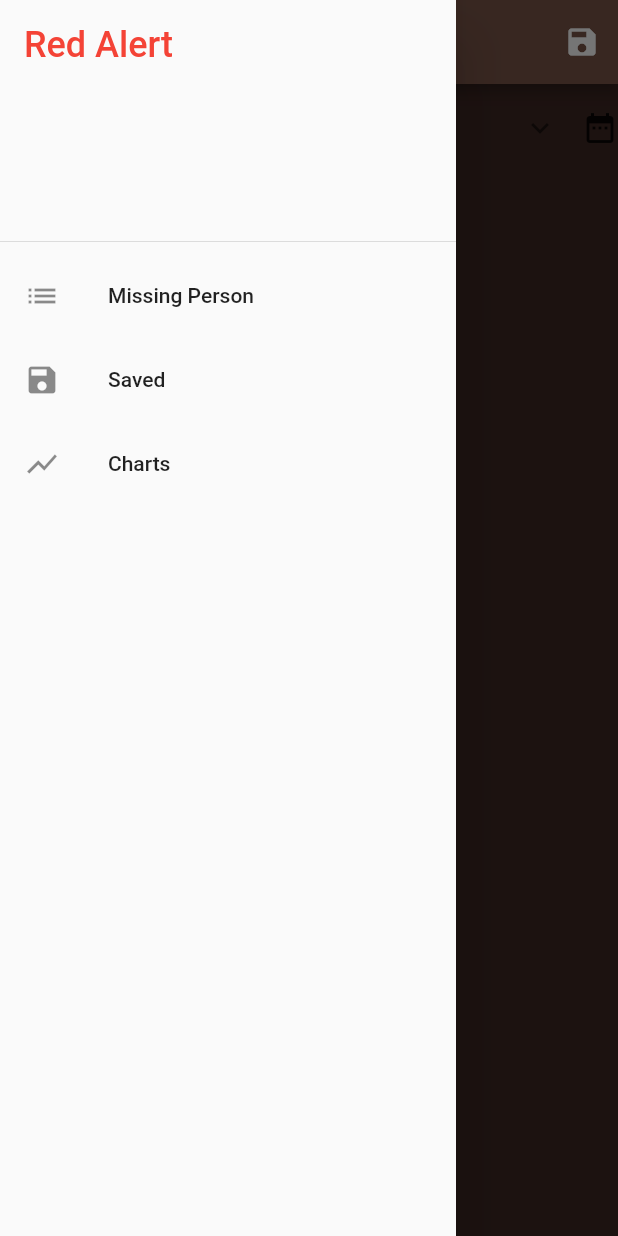
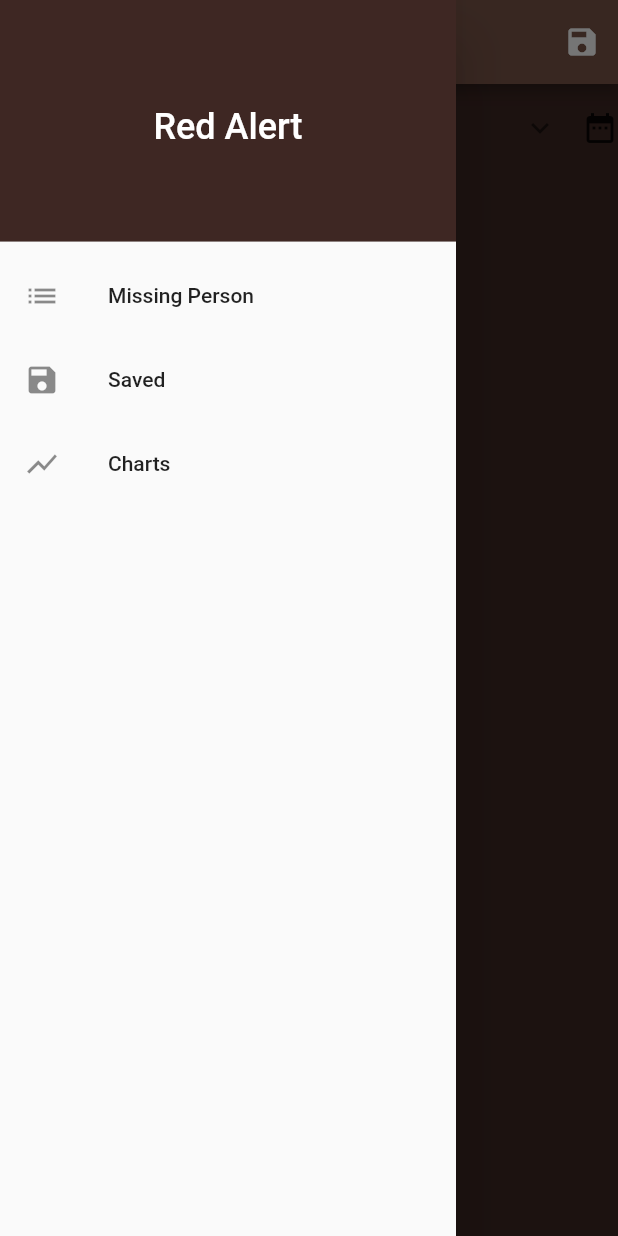
Before and after one commit to pandaandbun/Flutter-RedAlert, a Flutter app: the screen it shows after launch, with the side drawer open, on a phone screen of 412 x 824 dp. Run offline on Flutter 3.47's test engine with Material 2 defaults, Android fonts, the phone set to English and light mode, and no system bars; our stand-ins replace charts_flutter, cloud_firestore, firebase_core, flutter_local_notifications, google_maps_flutter, sqflite and 1 more; accounts and stored records are empty.

Commit message:
FIX - clean up, bug fix, more notification tweak, change search bar ui

```diff
--- a/lib/Saved/saved_person_screen.dart
+++ b/lib/Saved/saved_person_screen.dart
@@ -1,6 +1,6 @@
 import 'package:flutter/material.dart';
 
-import '../settings_btn.dart';
+// import '../settings_btn.dart';
 import '../Search Bar/search_bar.dart';
 import '../drawer.dart';
 
@@ -12,7 +12,7 @@ class SavedPersonScreen extends StatelessWidget {
     return Scaffold(
         appBar: AppBar(
           title: Text('Saved'),
-          actions: [SettingsBtn()],
+          // actions: [SettingsBtn()],
         ),
         drawer: DrawerMenu(),
         backgroundColor: Colors.brown[900],
--- a/lib/Search Bar/search_bar.dart
+++ b/lib/Search Bar/search_bar.dart
@@ -17,6 +17,7 @@ class SearchBar extends StatelessWidget {
         builder: (BuildContext context) {
           return AlertDialog(
             title: const Text('People Found'),
+            backgroundColor: Colors.brown[100],
             content: SearchList(name),
           );
         });
--- a/lib/drawer.dart
+++ b/lib/drawer.dart
@@ -7,15 +7,7 @@ class DrawerMenu extends StatelessWidget {
 
     return Drawer(
       child: ListView(padding: EdgeInsets.zero, children: [
-        DrawerHeader(
-          child: Text(
-            'Red Alert',
-            style: TextStyle(
-              color: Colors.red,
-              fontSize: 24,
-            ),
-          ),
-        ),
+        drawerHeader(),
         ListTile(
           leading: Icon(Icons.list),
           title: Text('Missing Person'),
@@ -47,4 +39,19 @@ class DrawerMenu extends StatelessWidget {
       ]),
     );
   }
+
+  Widget drawerHeader() => DrawerHeader(
+      decoration: BoxDecoration(
+        color: Colors.brown[900],
+      ),
+      child: Center(
+        child: Text(
+          'Red Alert',
+          style: TextStyle(
+            color: Colors.white,
+            fontSize: 24,
+          ),
+          // textAlign: TextAlign.center,
+        ),
+      ));
 }
--- a/lib/main.dart
+++ b/lib/main.dart
@@ -19,8 +19,11 @@ import 'Database/selected_item_model.dart';
 void main() {
   runApp(MultiProvider(
     providers: [
+      // Listener for when someone is saved
       ChangeNotifierProvider(create: (_) => SavedPeopleModel()),
+      // Listener for when a date to filter by is picked
       ChangeNotifierProvider(create: (_) => DateModel()),
+      // Listener for when people are save and to deselect them
       ChangeNotifierProvider(create: (_) => SelectedPeopleModel()),
     ],
     child: MyApp(),
@@ -37,6 +40,7 @@ class MyApp extends StatelessWidget {
             return Text("Error initializing database",
                 textDirection: TextDirection.ltr);
           } else if (snapshot.connectionState == ConnectionState.done) {
+            // Main
             return MaterialApp(
               theme: ThemeData(
                 primarySwatch: Colors.brown,
@@ -54,6 +58,7 @@ class MyApp extends StatelessWidget {
               },
             );
           } else {
+            // Before Start up loading Screen
             return Directionality(
                 textDirection: TextDirection.ltr,
                 child: Center(
```
Also changed, not shown: lib/Missing Person/missing_person_list_tile.dart (+16 -14 lines), lib/Search Bar/search_list.dart (+24 -7 lines).
